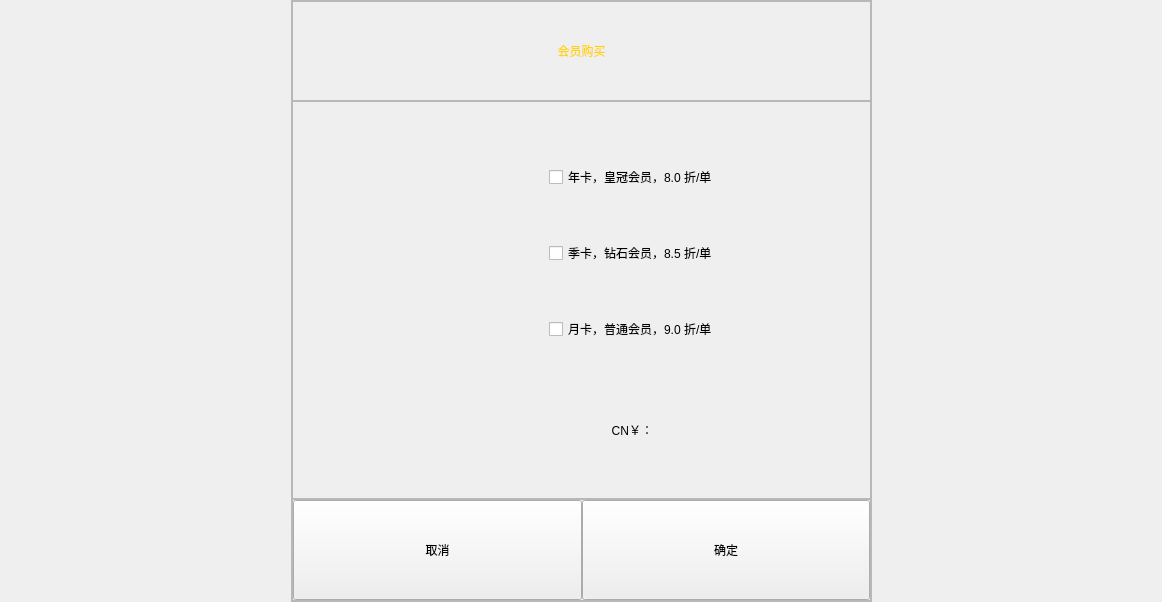
Before: the Qt Designer form gobuyvip.ui in nanjingblue/Pancake-stall, drawn with Qt 5.
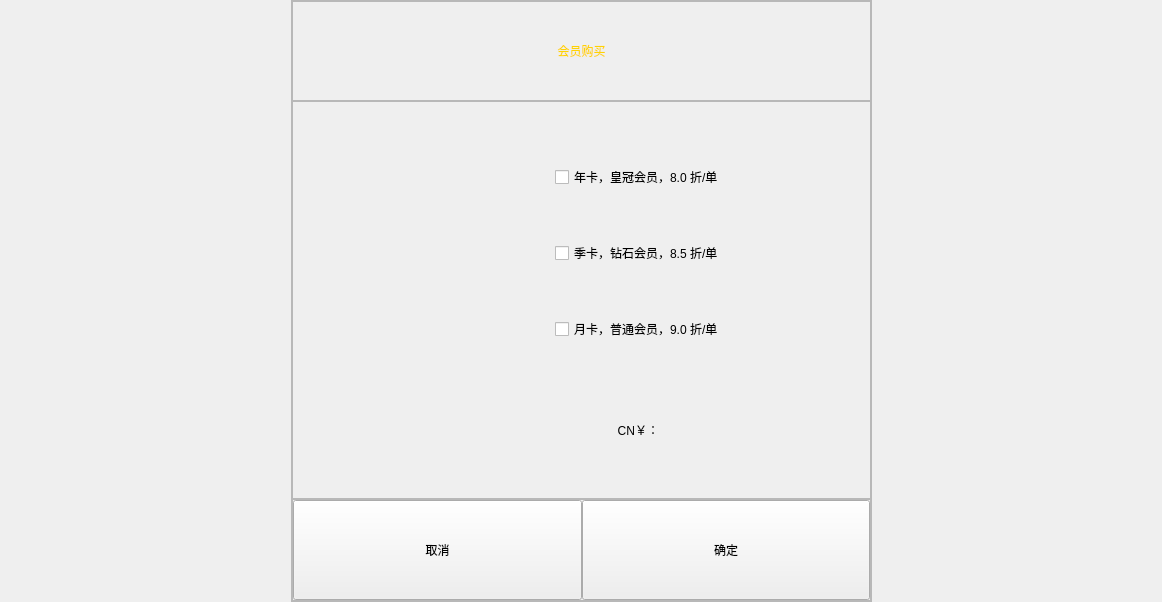
After: the same form once the commit is applied. Icons and pictures are not drawn.

Commit message: Improve GoBuyVip Form

Patch:
```diff
--- a/gobuyvip.ui
+++ b/gobuyvip.ui
@@ -100,13 +100,45 @@
         <property name="frameShadow">
          <enum>QFrame::Raised</enum>
         </property>
-        <layout class="QGridLayout" name="gridLayout" rowstretch="0,0,0,0" columnstretch="0,0,0" rowminimumheight="0,0,0,0" columnminimumwidth="1,4,9">
+        <layout class="QGridLayout" name="gridLayout" rowstretch="0,0,0,0" columnstretch="0,0,0" columnminimumwidth="1,2,3">
          <property name="leftMargin">
-          <number>30</number>
+          <number>40</number>
          </property>
          <property name="topMargin">
           <number>40</number>
          </property>
+         <item row="1" column="1" colspan="2">
+          <widget class="QCheckBox" name="checkBoxSeason">
+           <property name="styleSheet">
+            <string notr="true">font: 14pt &quot;宋体&quot;;</string>
+           </property>
+           <property name="text">
+            <string>季卡，钻石会员，8.5 折/单</string>
+           </property>
+          </widget>
+         </item>
+         <item row="1" column="0">
+          <widget class="QLabel" name="label_2">
+           <property name="minimumSize">
+            <size>
+             <width>80</width>
+             <height>70</height>
+            </size>
+           </property>
+           <property name="maximumSize">
+            <size>
+             <width>80</width>
+             <height>70</height>
+            </size>
+           </property>
+           <property name="styleSheet">
+            <string notr="true">border-image: url(:/icon/images/icon/Season.svg);</string>
+           </property>
+           <property name="text">
+            <string/>
+           </property>
+          </widget>
+         </item>
          <item row="0" column="0">
           <widget class="QLabel" name="label">
            <property name="minimumSize">
@@ -133,64 +165,6 @@
            </property>
           </widget>
          </item>
-         <item row="1" column="0">
-          <widget class="QLabel" name="label_2">
-           <property name="minimumSize">
-            <size>
-             <width>80</width>
-             <height>70</height>
-            </size>
-           </property>
-           <property name="maximumSize">
-            <size>
-             <width>80</width>
-             <height>70</height>
-            </size>
-           </property>
-           <property name="styleSheet">
-            <string notr="true">border-image: url(:/icon/images/icon/Season.svg);</string>
-           </property>
-           <property name="text">
-            <string/>
-           </property>
-          </widget>
-         </item>
-         <item row="1" column="1" colspan="2">
-          <widget class="QCheckBox" name="checkBox_2">
-           <property name="styleSheet">
-            <string notr="true">font: 14pt &quot;宋体&quot;;</string>
-           </property>
-           <property name="text">
-            <string>季卡，钻石会员，8.5 折/单</string>
-           </property>
-          </widget>
-         </item>
-         <item row="2" column="0">
-          <widget class="QLabel" name="label_3">
-           <property name="minimumSize">
-            <size>
-             <width>80</width>
-             <height>70</height>
-            </size>
-           </property>
-           <property name="styleSheet">
-            <string notr="true">border-image: url(:/icon/images/icon/Month.svg);</string>
-           </property>
-           <property name="text">
-            <string/>
-           </property>
-          </widget>
-         </item>
-         <item row="2" column="1" colspan="2">
-          <widget class="QCheckBox" name="checkBox_3">
-           <property name="styleSheet">
-            <string notr="true">font: 14pt &quot;宋体&quot;;</string>
-           </property>
-           <property name="text">
-            <string>月卡，普通会员，9.0 折/单</string>
-           </property>
-          </widget>
-         </item>
          <item row="3" column="0" colspan="2">
           <widget class="QLabel" name="label_4">
            <property name="styleSheet">
@@ -204,6 +178,32 @@
            </property>
           </widget>
          </item>
+         <item row="2" column="0">
+          <widget class="QLabel" name="label_3">
+           <property name="minimumSize">
+            <size>
+             <width>80</width>
+             <height>70</height>
+            </size>
+           </property>
+           <property name="styleSheet">
+            <string notr="true">border-image: url(:/icon/images/icon/Month.svg);</string>
+           </property>
+           <property name="text">
+            <string/>
+           </property>
+          </widget>
+         </item>
+         <item row="2" column="1" colspan="2">
+          <widget class="QCheckBox" name="checkBoxMonth">
+           <property name="styleSheet">
+            <string notr="true">font: 14pt &quot;宋体&quot;;</string>
+           </property>
+           <property name="text">
+            <string>月卡，普通会员，9.0 折/单</string>
+           </property>
+          </widget>
+         </item>
          <item row="3" column="2">
           <widget class="QLabel" name="label_5">
            <property name="styleSheet">
```
Left out of the diff: 4 changed lines with no effect on the pictures. The commit also changes 2 other files.
